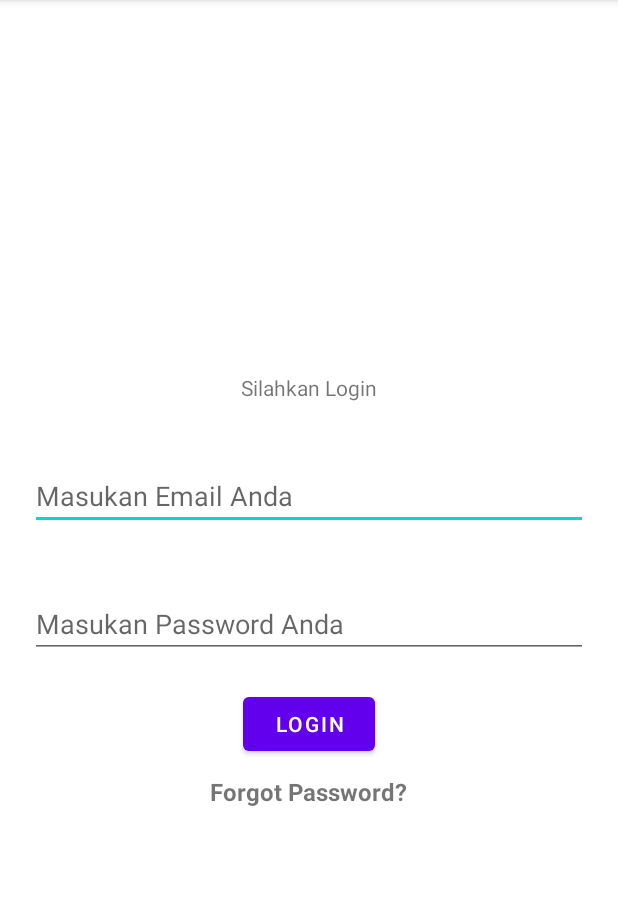
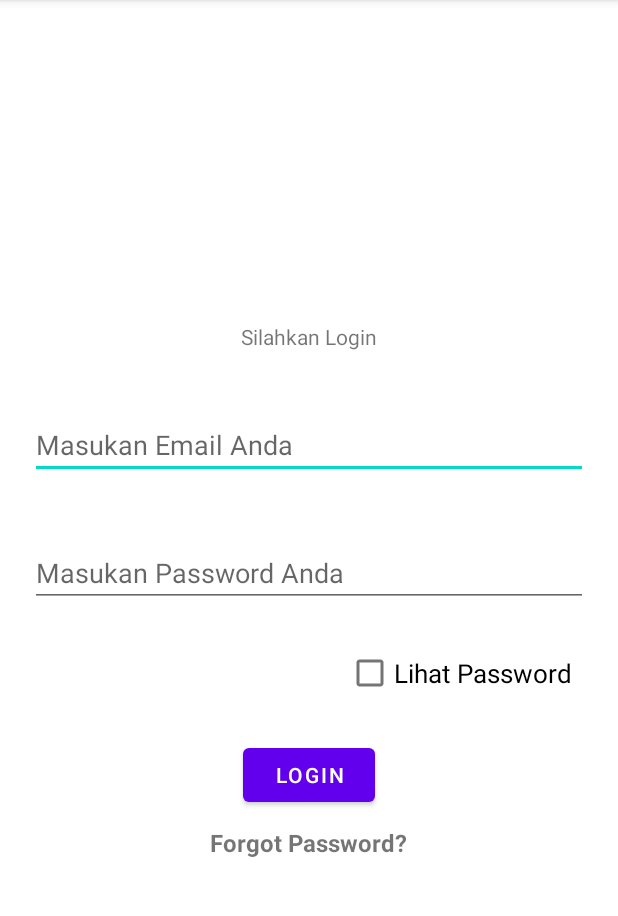
Before and after one commit to Banuadev1/SiKobeh, an Android app: the LoginWartawan screen opened directly, with no data from a screen before it, on a phone screen of 412 x 824 dp, the part 84-1000 px from its top. Run offline under Robolectric (Android 15) with nearby library versions, the phone set to English and light mode, and no system bars; our stand-ins replace Firebase (no records; nobody signed in at launch, a user with empty details on screens opened directly).

Commit message:
penambahan checkbox lihat password

```diff
--- a/app/src/main/java/com/example/sikobeh/LoginWartawan.java
+++ b/app/src/main/java/com/example/sikobeh/LoginWartawan.java
@@ -5,9 +5,12 @@ import androidx.appcompat.app.AppCompatActivity;
 
 import android.content.Intent;
 import android.os.Bundle;
+import android.text.method.HideReturnsTransformationMethod;
+import android.text.method.PasswordTransformationMethod;
 import android.util.Patterns;
 import android.view.View;
 import android.widget.Button;
+import android.widget.CheckBox;
 import android.widget.EditText;
 import android.widget.ProgressBar;
 import android.widget.TextView;
@@ -24,6 +27,7 @@ public class LoginWartawan extends AppCompatActivity {
     private TextView forgotpassword;
     private EditText email, password;
     private Button loginb;
+    private CheckBox lPassword;
 
     private FirebaseAuth mAuth;
     private ProgressBar progressBar;
@@ -36,6 +40,7 @@ public class LoginWartawan extends AppCompatActivity {
         password = (EditText)findViewById(R.id.password);
         loginb = (Button)findViewById(R.id.loginb);
         progressBar = (ProgressBar)findViewById(R.id.progressbar);
+        lPassword = (CheckBox) findViewById(R.id.lihatPassword);
         mAuth = FirebaseAuth.getInstance();
         forgotpassword = (TextView)findViewById(R.id.forgotpassword);
 
@@ -43,6 +48,18 @@ public class LoginWartawan extends AppCompatActivity {
             @Override
             public void onClick(View v) {
                 reset();
+            }
+        });
+
+        lPassword.setOnClickListener(new View.OnClickListener() {
+            @Override
+            public void onClick(View v) {
+                if(lPassword.isChecked()){
+                    password.setTransformationMethod(HideReturnsTransformationMethod.getInstance());
+                }
+                else {
+                    password.setTransformationMethod(PasswordTransformationMethod.getInstance());
+                }
             }
         });
 
--- a/app/src/main/res/layout/activity_login_wartawan.xml
+++ b/app/src/main/res/layout/activity_login_wartawan.xml
@@ -33,6 +33,17 @@
             android:layout_margin="20dp"
             android:inputType="textPassword"
             android:hint="Masukan Password Anda"/>
+
+        <CheckBox
+            android:id="@+id/lihatPassword"
+            android:layout_width="wrap_content"
+            android:layout_height="wrap_content"
+            android:text="Lihat Password"
+            android:layout_marginLeft="100dp"
+            android:layout_marginBottom="20dp"
+            android:textSize="17dp"
+            />
+
         <Button
             android:layout_width="wrap_content"
             android:layout_height="wrap_content"
--- a/app/src/main/res/values/colors.xml
+++ b/app/src/main/res/values/colors.xml
@@ -7,4 +7,5 @@
     <color name="teal_700">#FF018786</color>
     <color name="black">#FF000000</color>
     <color name="white">#FFFFFFFF</color>
+
 </resources>
```
